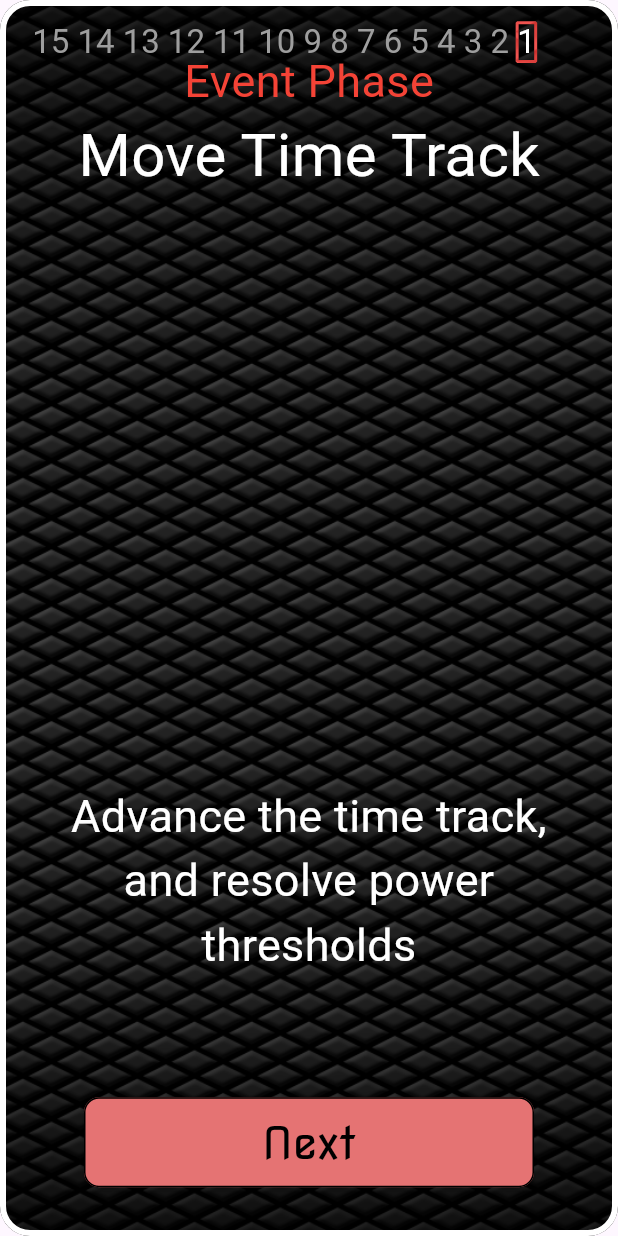
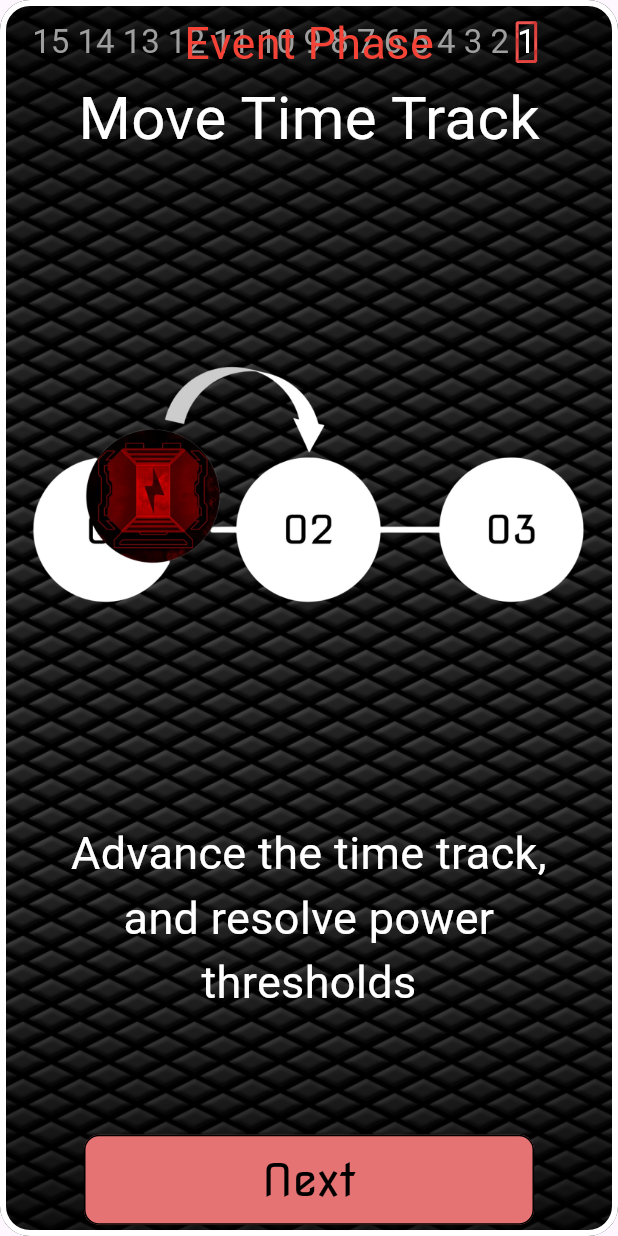
Before and after one commit to IanWickham/nemesis-lockdown, a Flutter app: the EventPhaseA screen opened directly, after a tap on "Next", on a phone screen of 412 x 824 dp. Run offline on Flutter 3.47's test engine with Material 3 defaults, Android fonts, the light colour scheme and no system bars; our stand-ins replace google_fonts.

Commit message:
added Proper visuals for certain event phases

```diff
--- a/lib/event_phase/event_phase_a.dart
+++ b/lib/event_phase/event_phase_a.dart
@@ -27,28 +27,18 @@ import 'event_phase_b.dart';
                     'Reveal CSS Pod',
                     style: GoogleFonts.novaSquare(color: Colors.white, fontSize: 40),
                   ),
-                  const SizedBox(height: 160.0),
+                  const SizedBox(height: 30.0),
 
 
                   Container(
-                    width: 200,
-                    height: 200,
-                    decoration: const BoxDecoration(
-                      shape: BoxShape.circle,
-                      color: Colors.yellow,
-                    ),
-                    child: Center(
-                        child: Text(
-                        'CSS',
-                        textAlign: TextAlign.center,
-                        style: GoogleFonts.novaSquare(color: Colors.white, fontSize: 50),
-                    // Child widget to center text under the graphic
-                  ),
-                    ),
+                    width: 330,
+                    height: 330,
+                    child: Image.asset('assets/misc assets/css.png'),
+
                   ),
 
 
-                  const SizedBox(height: 70.0),
+                  const SizedBox(height: 30.0),
 
                   Container(
                     width: 350,
--- a/lib/event_phase/event_phase_b.dart
+++ b/lib/event_phase/event_phase_b.dart
@@ -27,15 +27,18 @@ class EventPhaseB extends StatelessWidget {
                     'Move Time Track',
                     style: GoogleFonts.novaSquare(color: Colors.white, fontSize: 40),
                   ),
-                  const SizedBox(height: 320.0),
+                  const SizedBox(height: 30.0),
 
 
                   Container(
+                    width: 380, // Adjust width as per your requirement
+                    height: 380, // Adjust height as per your requirement
+                    child: Image.asset('assets/misc assets/timeToken.png'),
 
                   ),
 
 
-                  const SizedBox(height: 70.0),
+                  const SizedBox(height: 30.0),
 
                   Container(
                     width: 350,
```
Also changed, not shown: lib/event_phase/event_phase_d.dart (+6 -3 lines), lib/event_phase/event_phase_f.dart (+5 -9 lines), assets/misc assets/claw.png (added), assets/misc assets/css.png (added), assets/misc assets/timeToken.png (added).
